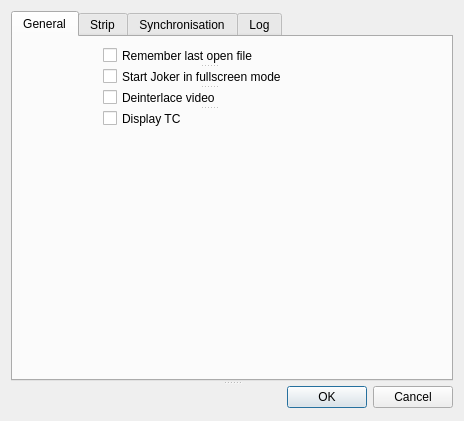
The window that app/Joker/PreferencesDialog.ui (JokerSync/Joker) describes before a commit, drawn with Qt 5.
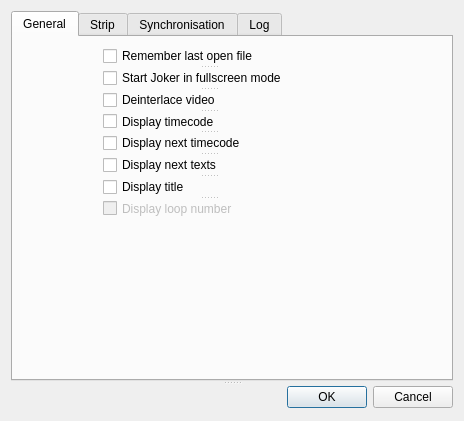
The same window after the commit. The open tabs and pages were chosen to show the change.

Commit message:
display next tc, title and text prediction preferences
loop prepared

```diff
--- a/app/Joker/PreferencesDialog.ui
+++ b/app/Joker/PreferencesDialog.ui
@@ -36,7 +36,7 @@
           <x>90</x>
           <y>10</y>
           <width>212</width>
-          <height>80</height>
+          <height>171</height>
          </rect>
         </property>
         <property name="orientation">
@@ -77,7 +77,30 @@
           <enum>Qt::LeftToRight</enum>
          </property>
          <property name="text">
-          <string>Display TC</string>
+          <string>Display timecode</string>
+         </property>
+        </widget>
+        <widget class="QCheckBox" name="cBoxDisplayNextTC">
+         <property name="text">
+          <string>Display next timecode</string>
+         </property>
+        </widget>
+        <widget class="QCheckBox" name="cBoxDisplayNextText">
+         <property name="text">
+          <string>Display next texts</string>
+         </property>
+        </widget>
+        <widget class="QCheckBox" name="cBoxDisplayTitle">
+         <property name="text">
+          <string>Display title</string>
+         </property>
+        </widget>
+        <widget class="QCheckBox" name="cBoxDisplayLoop">
+         <property name="enabled">
+          <bool>false</bool>
+         </property>
+         <property name="text">
+          <string>Display loop number</string>
          </property>
         </widget>
        </widget>
```
Left out of the diff: 4 changed lines with no effect on the pictures. The commit also changes 2 other files.
